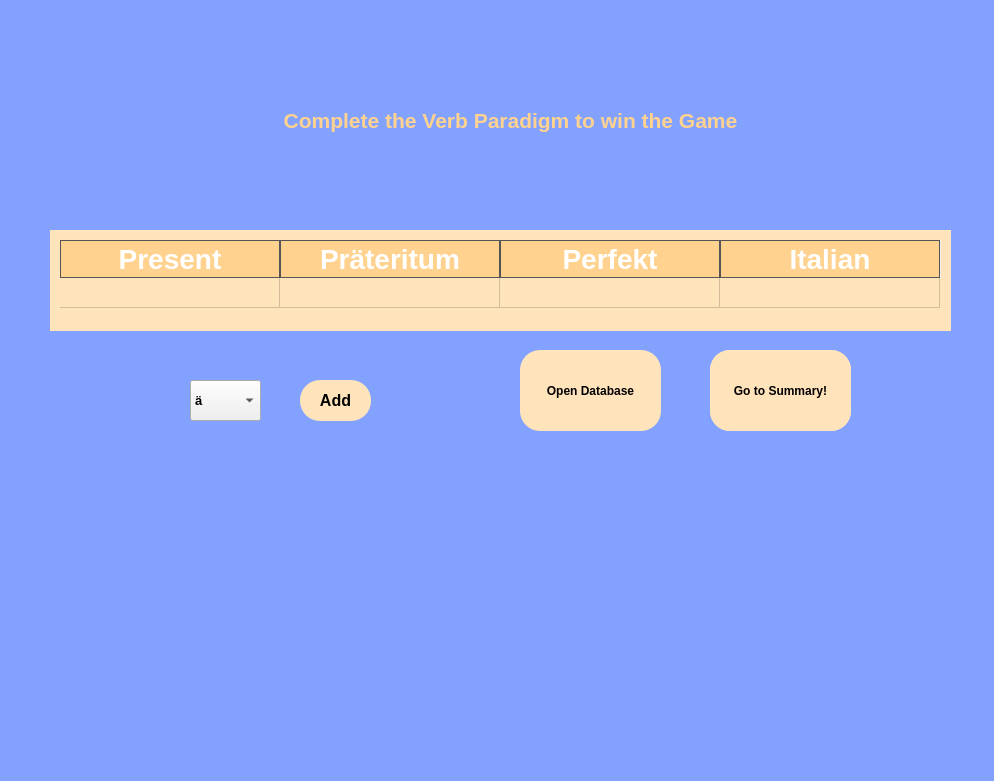
fra3597/my_german_game, file game_view/frontend/verb_paradigm_mode.ui: the form before one commit.
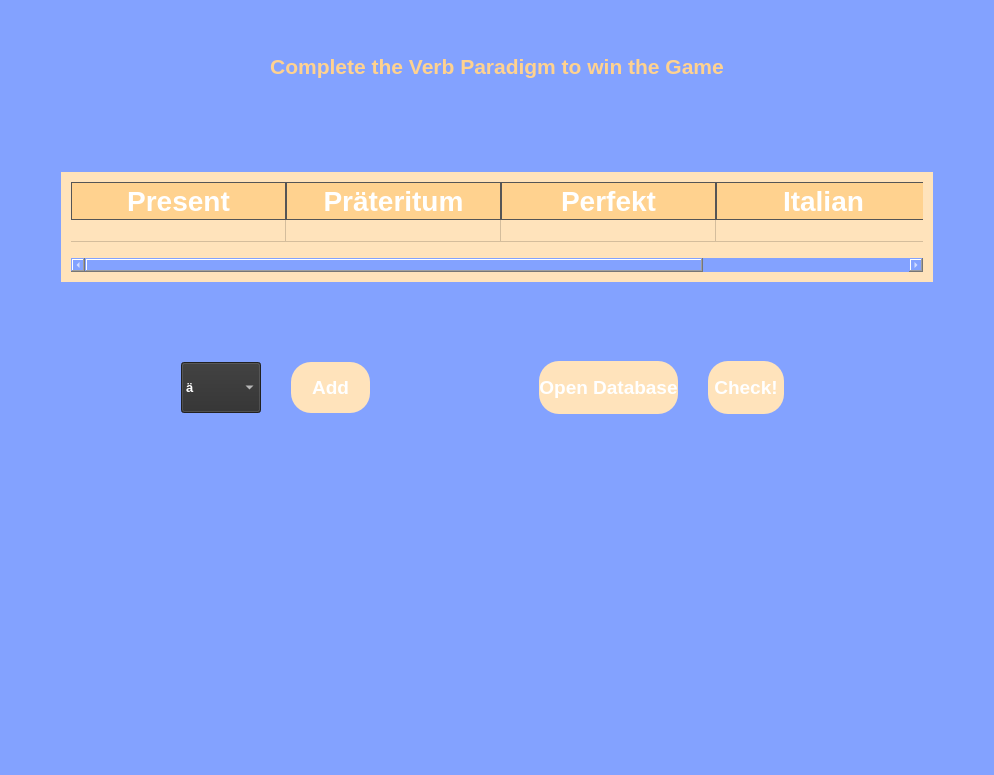
The form after the commit.

```diff
--- a/game_view/frontend/verb_paradigm_mode.ui
+++ b/game_view/frontend/verb_paradigm_mode.ui
@@ -7,46 +7,39 @@
     <x>0</x>
     <y>0</y>
     <width>994</width>
-    <height>781</height>
+    <height>775</height>
    </rect>
   </property>
   <property name="windowTitle">
    <string>Verb Paradigm Mode</string>
   </property>
-  <widget class="QWidget" name="widget" native="true">
-   <property name="geometry">
-    <rect>
-     <x>0</x>
-     <y>0</y>
-     <width>1000</width>
-     <height>800</height>
-    </rect>
-   </property>
-   <property name="sizePolicy">
-    <sizepolicy hsizetype="Expanding" vsizetype="Expanding">
-     <horstretch>0</horstretch>
-     <verstretch>0</verstretch>
-    </sizepolicy>
-   </property>
    <property name="styleSheet">
-    <string notr="true">QWidget#widget {
+   <string notr="true">QWidget {
 	background-color: #83A2FF;
 	color: #FFFFFF;
 }</string>
    </property>
+  <layout class="QVBoxLayout" name="verticalLayout_2">
+   <item>
+    <layout class="QVBoxLayout" name="verticalLayout" stretch="1,1,1,2">
+     <property name="spacing">
+      <number>50</number>
+     </property>
+     <property name="leftMargin">
+      <number>50</number>
+     </property>
+     <property name="rightMargin">
+      <number>50</number>
+     </property>
+     <property name="bottomMargin">
+      <number>50</number>
+     </property>
+     <item>
    <widget class="QLabel" name="title_label">
-    <property name="geometry">
-     <rect>
-      <x>160</x>
-      <y>40</y>
-      <width>701</width>
-      <height>161</height>
-     </rect>
-    </property>
     <property name="sizePolicy">
-     <sizepolicy hsizetype="Preferred" vsizetype="Expanding">
-      <horstretch>0</horstretch>
-      <verstretch>0</verstretch>
+        <sizepolicy hsizetype="Expanding" vsizetype="Expanding">
+         <horstretch>1</horstretch>
+         <verstretch>1</verstretch>
      </sizepolicy>
     </property>
     <property name="font">
@@ -75,45 +68,19 @@
      <bool>true</bool>
     </property>
    </widget>
-   <widget class="QPushButton" name="check_button">
-    <property name="geometry">
-     <rect>
-      <x>710</x>
-      <y>350</y>
-      <width>141</width>
-      <height>81</height>
-     </rect>
-    </property>
-    <property name="font">
-     <font>
-      <weight>75</weight>
-      <bold>true</bold>
-     </font>
-    </property>
-    <property name="styleSheet">
-     <string notr="true">QPushButton {
-	border-radius: 20px; /* Adjust the radius as needed */
-	background-color: #FFE3BB;
-}
-QPushButton:hover {
-	background-color: #FFD28F;
-	}
-QPushButton:pressed {
-	background-color: #B4BDFF;
-}</string>
-    </property>
-    <property name="text">
-     <string>Check!</string>
-    </property>
-   </widget>
+     </item>
+     <item>
+      <layout class="QHBoxLayout" name="horizontalLayout_11">
+       <property name="bottomMargin">
+        <number>0</number>
+       </property>
+       <item>
    <widget class="QTableWidget" name="paradigm_table">
-    <property name="geometry">
-     <rect>
-      <x>50</x>
-      <y>230</y>
-      <width>901</width>
-      <height>101</height>
-     </rect>
+         <property name="sizePolicy">
+          <sizepolicy hsizetype="Expanding" vsizetype="Expanding">
+           <horstretch>1</horstretch>
+           <verstretch>1</verstretch>
+          </sizepolicy>
     </property>
     <property name="styleSheet">
      <string notr="true">QTableWidget {
@@ -147,7 +114,7 @@
      <bool>true</bool>
     </attribute>
     <attribute name="horizontalHeaderDefaultSectionSize">
-     <number>220</number>
+          <number>215</number>
     </attribute>
     <attribute name="horizontalHeaderMinimumSectionSize">
      <number>24</number>
@@ -158,6 +125,9 @@
     <attribute name="verticalHeaderCascadingSectionResizes">
      <bool>false</bool>
     </attribute>
+         <attribute name="verticalHeaderDefaultSectionSize">
+          <number>22</number>
+         </attribute>
     <attribute name="verticalHeaderShowSortIndicator" stdset="0">
      <bool>false</bool>
     </attribute>
@@ -166,7 +136,7 @@
     </attribute>
     <row>
      <property name="text">
-      <string>Word to Guess</string>
+           <string>Word to guess</string>
      </property>
     </row>
     <column>
@@ -190,80 +160,44 @@
      </property>
     </column>
    </widget>
-   <widget class="QLabel" name="comparison_result_label">
-    <property name="geometry">
-     <rect>
-      <x>70</x>
-      <y>470</y>
-      <width>861</width>
-      <height>271</height>
-     </rect>
-    </property>
-    <property name="font">
-     <font>
-      <pointsize>12</pointsize>
-      <weight>75</weight>
-      <bold>true</bold>
-     </font>
-    </property>
-    <property name="styleSheet">
-     <string notr="true">border-radius: 50%; /* Makes the label circular */
-border: 2px solid #000000; /* Border color and width */
-padding: 10px; /* Adjust padding as needed */
-background-color: #83A2FF;
-color: #FFD28F;
-border: none;
-</string>
-    </property>
-    <property name="text">
-     <string/>
-    </property>
-    <property name="alignment">
-     <set>Qt::AlignCenter</set>
-    </property>
-   </widget>
-   <widget class="QPushButton" name="go_to_summary_button">
-    <property name="enabled">
-     <bool>true</bool>
-    </property>
-    <property name="geometry">
-     <rect>
-      <x>710</x>
-      <y>350</y>
-      <width>141</width>
-      <height>81</height>
-     </rect>
-    </property>
-    <property name="font">
-     <font>
-      <weight>75</weight>
-      <bold>true</bold>
-     </font>
-    </property>
-    <property name="styleSheet">
-     <string notr="true">QPushButton {
-	border-radius: 20px; /* Adjust the radius as needed */
-	background-color: #FFE3BB;
-}
-QPushButton:hover {
-	background-color: #FFD28F;
-	}
-QPushButton:pressed {
-	background-color: #B4BDFF;
-}</string>
-    </property>
-    <property name="text">
-     <string>Go to Summary!</string>
-    </property>
-   </widget>
+       </item>
+      </layout>
+     </item>
+     <item>
+      <layout class="QHBoxLayout" name="horizontalLayout_9" stretch="2,3">
+       <property name="spacing">
+        <number>100</number>
+       </property>
+       <property name="leftMargin">
+        <number>100</number>
+       </property>
+       <property name="rightMargin">
+        <number>100</number>
+       </property>
+       <item>
+        <layout class="QHBoxLayout" name="horizontalLayout_4">
+         <property name="spacing">
+          <number>30</number>
+         </property>
+         <property name="leftMargin">
+          <number>20</number>
+         </property>
+         <property name="topMargin">
+          <number>30</number>
+         </property>
+         <property name="rightMargin">
+          <number>20</number>
+         </property>
+         <property name="bottomMargin">
+          <number>30</number>
+         </property>
+         <item>
    <widget class="QComboBox" name="character_combo_box">
-    <property name="geometry">
-     <rect>
-      <x>190</x>
-      <y>380</y>
-      <width>71</width>
-      <height>41</height>
-     </rect>
+           <property name="sizePolicy">
+            <sizepolicy hsizetype="Expanding" vsizetype="Expanding">
+             <horstretch>1</horstretch>
+             <verstretch>1</verstretch>
+            </sizepolicy>
     </property>
     <property name="font">
      <font>
@@ -273,7 +207,8 @@
      </font>
     </property>
     <property name="styleSheet">
-     <string notr="true">text-align: center;</string>
+            <string notr="true">text-align: center;
+background-color: #2E2E2E;</string>
     </property>
     <property name="maxVisibleItems">
      <number>7</number>
@@ -299,18 +234,18 @@
      </property>
     </item>
    </widget>
-   <widget class="QPushButton" name="add_character_button">
-    <property name="geometry">
-     <rect>
-      <x>300</x>
-      <y>380</y>
-      <width>71</width>
-      <height>41</height>
-     </rect>
+         </item>
+         <item>
+          <widget class="QPushButton" name="add_character_button_3">
+           <property name="sizePolicy">
+            <sizepolicy hsizetype="Expanding" vsizetype="Expanding">
+             <horstretch>1</horstretch>
+             <verstretch>1</verstretch>
+            </sizepolicy>
     </property>
     <property name="font">
      <font>
-      <pointsize>12</pointsize>
+             <pointsize>14</pointsize>
       <weight>75</weight>
       <bold>true</bold>
      </font>
@@ -331,20 +266,120 @@
      <string>Add</string>
     </property>
    </widget>
+         </item>
+        </layout>
+       </item>
+       <item>
+        <widget class="QStackedWidget" name="stacked_buttons">
+         <property name="sizePolicy">
+          <sizepolicy hsizetype="Preferred" vsizetype="Preferred">
+           <horstretch>1</horstretch>
+           <verstretch>1</verstretch>
+          </sizepolicy>
+         </property>
+         <property name="currentIndex">
+          <number>1</number>
+         </property>
+         <widget class="QWidget" name="summary_page">
+          <property name="sizePolicy">
+           <sizepolicy hsizetype="Preferred" vsizetype="Preferred">
+            <horstretch>1</horstretch>
+            <verstretch>1</verstretch>
+           </sizepolicy>
+          </property>
+          <layout class="QHBoxLayout" name="horizontalLayout_7">
+           <item>
+            <layout class="QHBoxLayout" name="horizontalLayout_5">
+             <property name="leftMargin">
+              <number>40</number>
+             </property>
+             <property name="topMargin">
+              <number>20</number>
+             </property>
+             <property name="rightMargin">
+              <number>40</number>
+             </property>
+             <property name="bottomMargin">
+              <number>20</number>
+             </property>
+             <item>
+              <widget class="QPushButton" name="go_to_summary_button">
+               <property name="enabled">
+                <bool>true</bool>
+               </property>
+               <property name="sizePolicy">
+                <sizepolicy hsizetype="Expanding" vsizetype="Expanding">
+                 <horstretch>1</horstretch>
+                 <verstretch>1</verstretch>
+                </sizepolicy>
+               </property>
+               <property name="font">
+                <font>
+                 <pointsize>14</pointsize>
+                 <weight>75</weight>
+                 <bold>true</bold>
+                </font>
+               </property>
+               <property name="styleSheet">
+                <string notr="true">QPushButton {
+	border-radius: 20px; /* Adjust the radius as needed */
+	background-color: #FFE3BB;
+}
+QPushButton:hover {
+	background-color: #FFD28F;
+	}
+QPushButton:pressed {
+	background-color: #B4BDFF;
+}</string>
+               </property>
+               <property name="text">
+                <string>Go to Summary!</string>
+               </property>
+              </widget>
+             </item>
+            </layout>
+           </item>
+          </layout>
+         </widget>
+         <widget class="QWidget" name="check_page">
+          <property name="sizePolicy">
+           <sizepolicy hsizetype="Expanding" vsizetype="Expanding">
+            <horstretch>1</horstretch>
+            <verstretch>1</verstretch>
+           </sizepolicy>
+          </property>
+          <layout class="QHBoxLayout" name="horizontalLayout_2">
+           <item>
+            <layout class="QHBoxLayout" name="horizontalLayout" stretch="1,0">
+             <property name="spacing">
+              <number>30</number>
+             </property>
+             <property name="leftMargin">
+              <number>40</number>
+             </property>
+             <property name="topMargin">
+              <number>20</number>
+             </property>
+             <property name="rightMargin">
+              <number>40</number>
+             </property>
+             <property name="bottomMargin">
+              <number>20</number>
+             </property>
+             <item>
    <widget class="QPushButton" name="open_database_button">
     <property name="enabled">
      <bool>true</bool>
     </property>
-    <property name="geometry">
-     <rect>
-      <x>520</x>
-      <y>350</y>
-      <width>141</width>
-      <height>81</height>
-     </rect>
+               <property name="sizePolicy">
+                <sizepolicy hsizetype="Expanding" vsizetype="Expanding">
+                 <horstretch>1</horstretch>
+                 <verstretch>1</verstretch>
+                </sizepolicy>
     </property>
     <property name="font">
      <font>
+                 <pointsize>14</pointsize>
       <weight>75</weight>
       <bold>true</bold>
      </font>
@@ -365,7 +400,82 @@
      <string>Open Database</string>
     </property>
    </widget>
-  </widget>
+             </item>
+             <item>
+              <widget class="QPushButton" name="check_button">
+               <property name="sizePolicy">
+                <sizepolicy hsizetype="Expanding" vsizetype="Expanding">
+                 <horstretch>1</horstretch>
+                 <verstretch>1</verstretch>
+                </sizepolicy>
+               </property>
+               <property name="font">
+                <font>
+                 <pointsize>14</pointsize>
+                 <weight>75</weight>
+                 <bold>true</bold>
+                </font>
+               </property>
+               <property name="styleSheet">
+                <string notr="true">QPushButton {
+	border-radius: 20px; /* Adjust the radius as needed */
+	background-color: #FFE3BB;
+}
+QPushButton:hover {
+	background-color: #FFD28F;
+	}
+QPushButton:pressed {
+	background-color: #B4BDFF;
+}</string>
+               </property>
+               <property name="text">
+                <string>Check!</string>
+               </property>
+              </widget>
+             </item>
+            </layout>
+           </item>
+          </layout>
+         </widget>
+        </widget>
+       </item>
+      </layout>
+     </item>
+     <item>
+      <widget class="QLabel" name="comparison_result_label">
+       <property name="sizePolicy">
+        <sizepolicy hsizetype="Expanding" vsizetype="Expanding">
+         <horstretch>1</horstretch>
+         <verstretch>1</verstretch>
+        </sizepolicy>
+       </property>
+       <property name="font">
+        <font>
+         <pointsize>12</pointsize>
+         <weight>75</weight>
+         <bold>true</bold>
+        </font>
+       </property>
+       <property name="styleSheet">
+        <string notr="true">border-radius: 50%; /* Makes the label circular */
+border: 2px solid #000000; /* Border color and width */
+padding: 10px; /* Adjust padding as needed */
+background-color: #83A2FF;
+color: #FFD28F;
+border: none;
+</string>
+       </property>
+       <property name="text">
+        <string/>
+       </property>
+       <property name="alignment">
+        <set>Qt::AlignCenter</set>
+       </property>
+      </widget>
+     </item>
+    </layout>
+   </item>
+  </layout>
  </widget>
  <resources/>
  <connections/>
```
Lines whose indentation alone changed are shown as unchanged.
